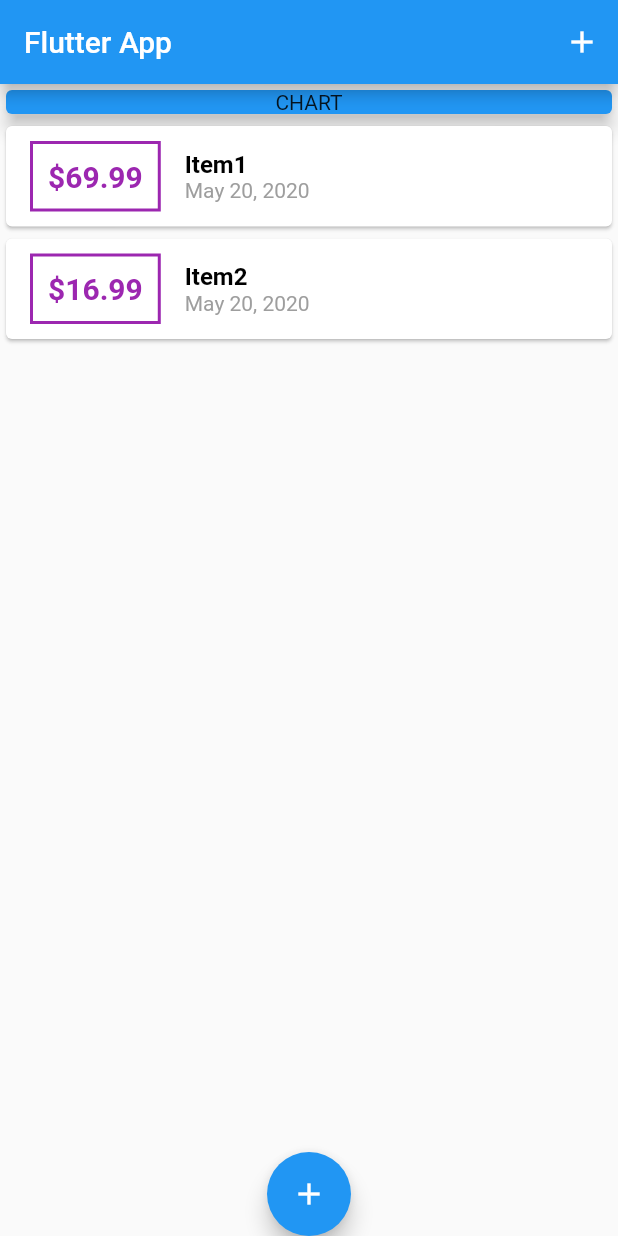
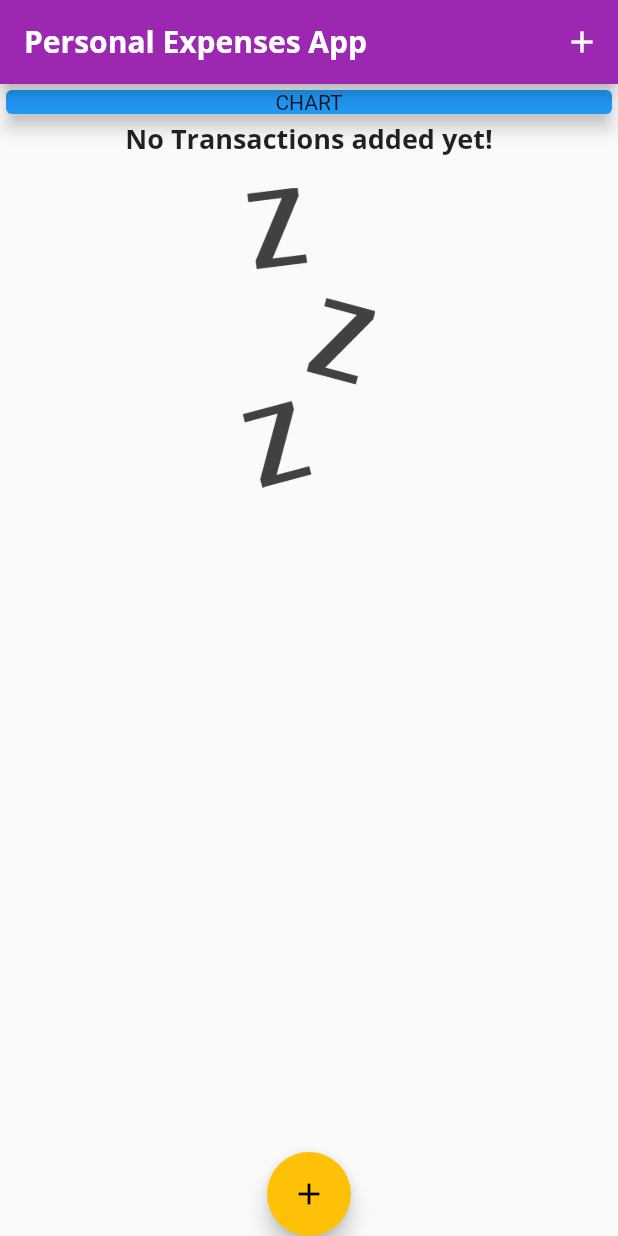
Before and after one commit to abhisheksudhir/expenses_app, a Flutter app: the screen it shows after launch, on a phone screen of 412 x 824 dp. Run offline on Flutter 3.47's test engine with Material 2 defaults, Android fonts, the phone set to English and light mode, and no system bars.

Commit message:
fonts, themes and images

```diff
--- a/lib/main.dart
+++ b/lib/main.dart
@@ -11,7 +11,28 @@ class MyApp extends StatelessWidget {
   @override
   Widget build(BuildContext context) {
     return MaterialApp(
-      title: 'Flutter App',
+      title: 'Personal Expenses App',
+      theme: ThemeData(
+        primarySwatch: Colors.purple,
+        accentColor: Colors.amber,
+        fontFamily: 'OpenSans',
+        textTheme: ThemeData.light().textTheme.copyWith(
+              headline6: TextStyle(
+                fontFamily: 'OpenSans',
+                fontSize: 18,
+                fontWeight: FontWeight.bold,
+              ),
+            ),
+        appBarTheme: AppBarTheme(
+          textTheme: ThemeData.light().textTheme.copyWith(
+                headline6: TextStyle(
+                  fontFamily: 'OpenSans',
+                  fontSize: 20,
+                  fontWeight: FontWeight.bold,
+                ),
+              ),
+        ),
+      ),
       home: MyHomePage(),
     );
   }
@@ -29,18 +50,18 @@ class _MyHomePageState extends State<MyHomePage> {
   // final amountController = TextEditingController();
 
   final List<Transaction> _userTransactions = [
-    Transaction(
-      id: 't1',
-      title: 'Item1',
-      amount: 69.99,
-      date: DateTime.now(),
-    ),
-    Transaction(
-      id: 't2',
-      title: 'Item2',
-      amount: 16.99,
-      date: DateTime.now(),
-    ),
+    // Transaction(
+    //   id: 't1',
+    //   title: 'Item1',
+    //   amount: 69.99,
+    //   date: DateTime.now(),
+    // ),
+    // Transaction(
+    //   id: 't2',
+    //   title: 'Item2',
+    //   amount: 16.99,
+    //   date: DateTime.now(),
+    // ),
   ];
 
   void _addNewTransaction(String txTitle, double txAmount) {
@@ -73,7 +94,9 @@ class _MyHomePageState extends State<MyHomePage> {
   Widget build(BuildContext context) {
     return Scaffold(
       appBar: AppBar(
-        title: Text('Flutter App'),
+        title: Text(
+          'Personal Expenses App',
+        ),
         actions: <Widget>[
           IconButton(
             icon: Icon(Icons.add),
--- a/lib/widgets/transaction_list.dart
+++ b/lib/widgets/transaction_list.dart
@@ -11,7 +11,24 @@ class TransactionList extends StatelessWidget {
   Widget build(BuildContext context) {
     return Container(
       height: 300,
-      child: ListView.builder(
+      child: transactions.isEmpty
+          ? Column(
+              children: <Widget>[
+                Text(
+                  'No Transactions added yet!',
+                  style: Theme.of(context).textTheme.headline6,
+                ),
+                SizedBox(height: 20,),
+                Container(
+                  height: 200,
+                  child: Image.asset(
+                    'assets/images/waiting.png',
+                    fit: BoxFit.cover,
+                  ),
+                ),
+              ],
+            )
+          : ListView.builder(
               itemBuilder: (context, index) {
                 return Card(
                   child: Row(
@@ -23,7 +40,7 @@ class TransactionList extends StatelessWidget {
                         ),
                         decoration: BoxDecoration(
                           border: Border.all(
-                      color: Colors.purple,
+                            color: Theme.of(context).primaryColor,
                             width: 2,
                           ),
                         ),
@@ -33,7 +50,7 @@ class TransactionList extends StatelessWidget {
                           style: TextStyle(
                             fontWeight: FontWeight.bold,
                             fontSize: 20,
-                      color: Colors.purple,
+                            color: Theme.of(context).primaryColor,
                           ),
                         ),
                       ),
@@ -42,11 +59,7 @@ class TransactionList extends StatelessWidget {
                         children: <Widget>[
                           Text(
                             transactions[index].title,
-                      style: TextStyle(
-                        fontWeight: FontWeight.bold,
-                        fontSize: 16,
-                        color: Colors.black,
-                      ),
+                            style: Theme.of(context).textTheme.headline6,
                           ),
                           Text(
                             DateFormat.yMMMd().format(transactions[index].date),
```
Also changed, not shown: pubspec.yaml (+13 -8 lines), assets/fonts/OpenSans-Bold.ttf (added), assets/fonts/OpenSans-Regular.ttf (added), assets/fonts/Quicksand-Bold.ttf (added), assets/fonts/Quicksand-Light.ttf (added), assets/fonts/Quicksand-Medium.ttf (added), assets/fonts/Quicksand-Regular.ttf (added), assets/images/waiting.png (added). Lines whose indentation alone changed are shown as unchanged.
